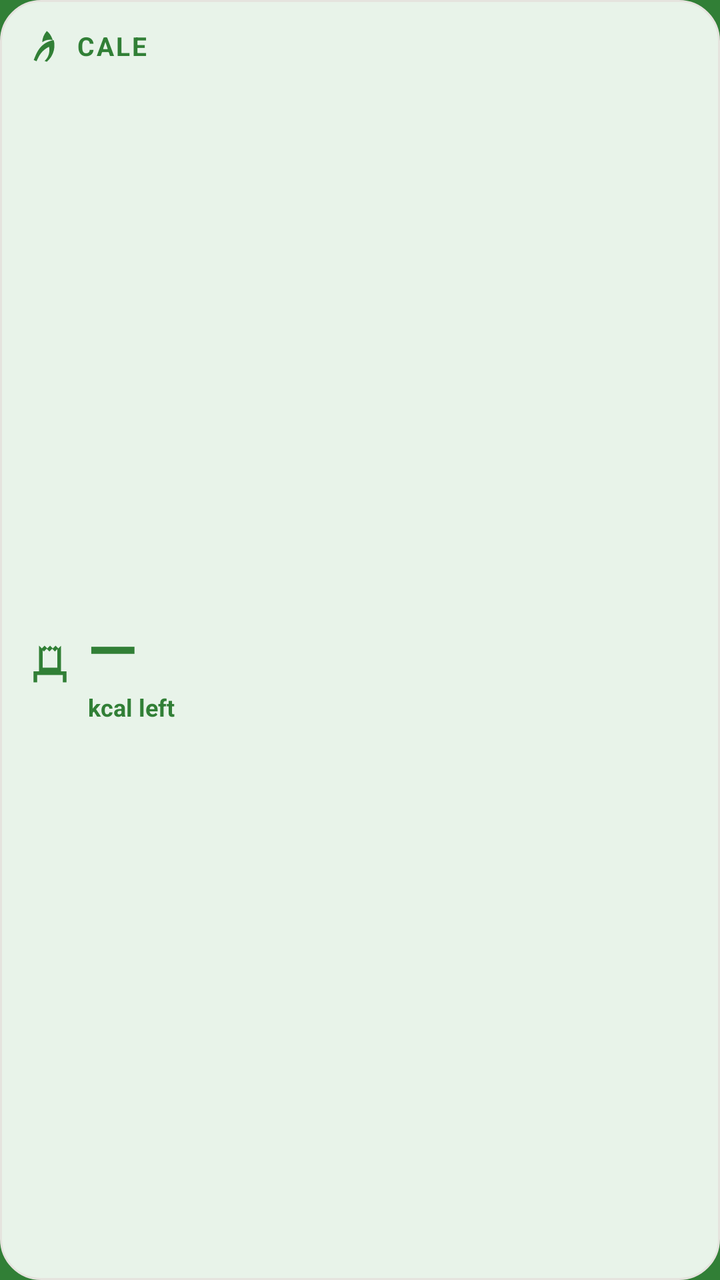
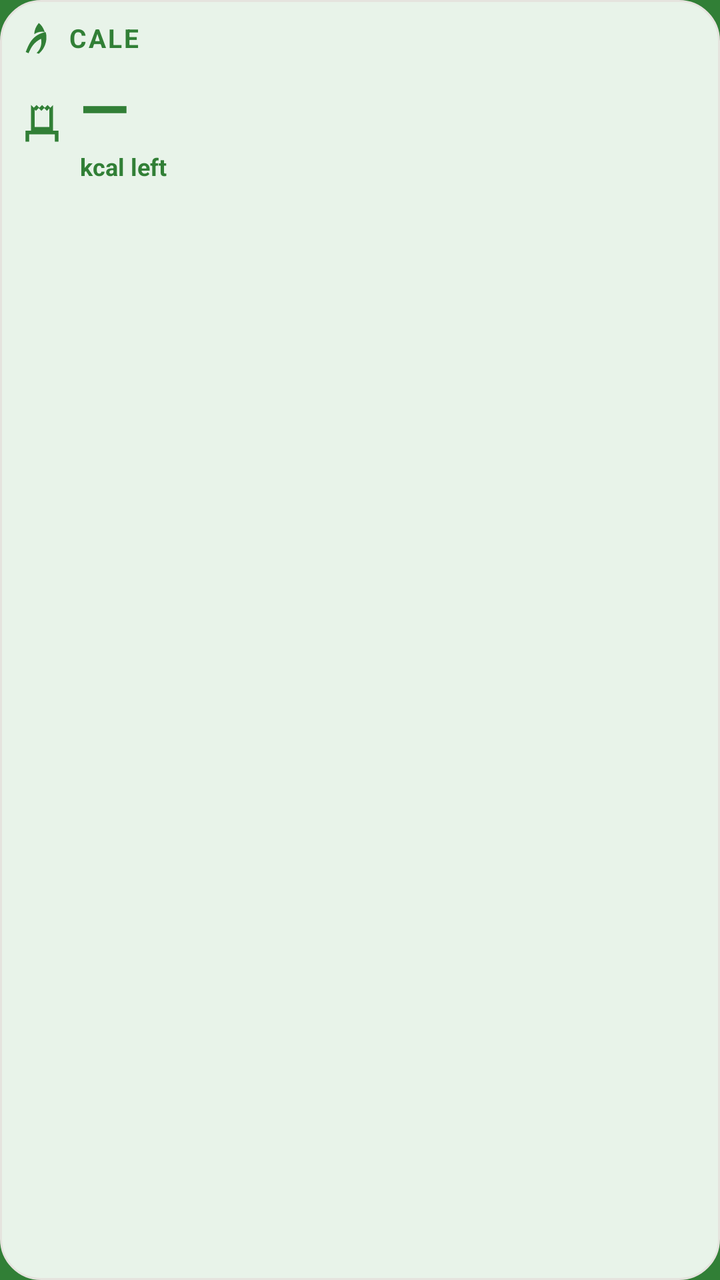

Compare the two renders of this Android layout. The source of the first and the diff that turns it into the second are given below.
<!-- AndroidManifest.xml: application theme AppTheme -->
<!-- res/layout/widget_cale_home.xml -->
<?xml version="1.0" encoding="utf-8"?>
<LinearLayout xmlns:android="http://schemas.android.com/apk/res/android"
    android:id="@+id/widget_root"
    android:layout_width="match_parent"
    android:layout_height="match_parent"
    android:background="@drawable/widget_background"
    android:orientation="vertical"
    android:padding="14dp">

    
    <LinearLayout
        android:layout_width="match_parent"
        android:layout_height="wrap_content"
        android:gravity="center_vertical"
        android:orientation="horizontal">

        <ImageView
            android:id="@+id/widget_brand_icon"
            android:layout_width="18dp"
            android:layout_height="18dp"
            android:contentDescription="@null"
            android:src="@drawable/ic_widget_leaf" />

        <TextView
            android:id="@+id/widget_brand"
            android:layout_width="0dp"
            android:layout_height="wrap_content"
            android:layout_marginStart="6dp"
            android:layout_weight="1"
            android:letterSpacing="0.08"
            android:text="@string/app_name"
            android:textColor="@color/brand_primary"
            android:textSize="13sp"
            android:textStyle="bold" />

        <TextView
            android:id="@+id/widget_date"
            android:layout_width="wrap_content"
            android:layout_height="wrap_content"
            android:textColor="@color/widget_stone"
            android:textSize="12sp" />
    </LinearLayout>

    
    <LinearLayout
        android:id="@+id/widget_main_row"
        android:layout_width="match_parent"
        android:layout_height="0dp"
        android:layout_marginTop="6dp"
        android:layout_weight="1"
        android:gravity="center_vertical"
        android:orientation="horizontal">

        
        <LinearLayout
            android:id="@+id/widget_hero_block"
            android:layout_width="0dp"
            android:layout_height="wrap_content"
            android:layout_weight="1"
            android:gravity="center_vertical"
            android:orientation="horizontal">

            <ImageView
                android:id="@+id/widget_hero_icon"
                android:layout_width="22dp"
                android:layout_height="22dp"
                android:layout_marginEnd="8dp"
                android:contentDescription="@null"
                android:src="@drawable/ic_widget_bowl" />

            <LinearLayout
                android:layout_width="0dp"
                android:layout_height="wrap_content"
                android:layout_weight="1"
                android:orientation="vertical">

                <TextView
                    android:id="@+id/widget_hero"
                    android:layout_width="match_parent"
                    android:layout_height="wrap_content"
                    android:maxLines="1"
                    android:text="—"
                    android:textColor="@color/brand_primary"
                    android:textSize="32sp"
                    android:textStyle="bold" />

                <TextView
                    android:id="@+id/widget_hero_sub"
                    android:layout_width="match_parent"
                    android:layout_height="wrap_content"
                    android:text="kcal left"
                    android:textColor="@color/brand_primary"
                    android:textSize="12sp"
                    android:textStyle="bold" />
            </LinearLayout>
        </LinearLayout>

        
        <LinearLayout
            android:id="@+id/widget_side_panel"
            android:layout_width="wrap_content"
            android:layout_height="wrap_content"
            android:layout_marginStart="10dp"
            android:background="@drawable/widget_side_panel"
            android:gravity="end"
            android:minWidth="120dp"
            android:orientation="vertical"
            android:paddingLeft="12dp"
            android:paddingTop="8dp"
            android:paddingRight="12dp"
            android:paddingBottom="8dp"
            android:visibility="gone">

            <LinearLayout
                android:layout_width="wrap_content"
                android:layout_height="wrap_content"
                android:layout_gravity="end"
                android:gravity="center_vertical"
                android:orientation="horizontal">

                <ImageView
                    android:layout_width="13dp"
                    android:layout_height="13dp"
                    android:contentDescription="@null"
                    android:src="@drawable/ic_widget_fork" />

                <TextView
                    android:id="@+id/widget_side_eaten"
                    android:layout_width="wrap_content"
                    android:layout_height="wrap_content"
                    android:layout_marginStart="4dp"
                    android:text="0 eaten"
                    android:textColor="@color/widget_ink"
                    android:textSize="12sp"
                    android:textStyle="bold" />
            </LinearLayout>

            <LinearLayout
                android:layout_width="wrap_content"
                android:layout_height="wrap_content"
                android:layout_gravity="end"
                android:layout_marginTop="4dp"
                android:gravity="center_vertical"
                android:orientation="horizontal">

                <ImageView
                    android:layout_width="13dp"
                    android:layout_height="13dp"
                    android:contentDescription="@null"
                    android:src="@drawable/ic_widget_flag" />

                <TextView
                    android:id="@+id/widget_side_target"
                    android:layout_width="wrap_content"
                    android:layout_height="wrap_content"
                    android:layout_marginStart="4dp"
                    android:text="0 target"
                    android:textColor="@color/widget_stone"
                    android:textSize="12sp" />
            </LinearLayout>

            <LinearLayout
                android:id="@+id/widget_side_streak_row"
                android:layout_width="wrap_content"
                android:layout_height="wrap_content"
                android:layout_gravity="end"
                android:layout_marginTop="6dp"
                android:background="@drawable/widget_streak_chip"
                android:gravity="center_vertical"
                android:orientation="horizontal"
                android:paddingLeft="8dp"
                android:paddingTop="3dp"
                android:paddingRight="8dp"
                android:paddingBottom="3dp"
                android:visibility="gone">

                <ImageView
                    android:layout_width="12dp"
                    android:layout_height="12dp"
                    android:contentDescription="@null"
                    android:src="@drawable/ic_widget_flame" />

                <TextView
                    android:id="@+id/widget_side_streak"
                    android:layout_width="wrap_content"
                    android:layout_height="wrap_content"
                    android:layout_marginStart="4dp"
                    android:textColor="@color/widget_ink"
                    android:textSize="11sp"
                    android:textStyle="bold" />
            </LinearLayout>
        </LinearLayout>
    </LinearLayout>

    
    <LinearLayout
        android:id="@+id/widget_meta_row"
        android:layout_width="match_parent"
        android:layout_height="wrap_content"
        android:layout_marginTop="8dp"
        android:gravity="center_vertical"
        android:orientation="horizontal"
        android:visibility="gone">

        <ImageView
            android:id="@+id/widget_eaten_icon"
            android:layout_width="14dp"
            android:layout_height="14dp"
            android:contentDescription="@null"
            android:src="@drawable/ic_widget_fork" />

        <TextView
            android:id="@+id/widget_eaten"
            android:layout_width="wrap_content"
            android:layout_height="wrap_content"
            android:layout_marginStart="4dp"
            android:text="0 eaten"
            android:textColor="@color/widget_stone"
            android:textSize="12sp" />

        <TextView
            android:layout_width="wrap_content"
            android:layout_height="wrap_content"
            android:layout_marginStart="8dp"
            android:layout_marginEnd="8dp"
            android:text="·"
            android:textColor="@color/widget_stone"
            android:textSize="12sp" />

        <ImageView
            android:id="@+id/widget_target_icon"
            android:layout_width="14dp"
            android:layout_height="14dp"
            android:contentDescription="@null"
            android:src="@drawable/ic_widget_flag" />

        <TextView
            android:id="@+id/widget_target"
            android:layout_width="wrap_content"
            android:layout_height="wrap_content"
            android:layout_marginStart="4dp"
            android:text="0 target"
            android:textColor="@color/widget_stone"
            android:textSize="12sp" />
    </LinearLayout>

    
    <LinearLayout
        android:id="@+id/widget_streak_row"
        android:layout_width="wrap_content"
        android:layout_height="wrap_content"
        android:layout_marginTop="8dp"
        android:background="@drawable/widget_streak_chip"
        android:gravity="center_vertical"
        android:orientation="horizontal"
        android:paddingLeft="8dp"
        android:paddingTop="4dp"
        android:paddingRight="10dp"
        android:paddingBottom="4dp"
        android:visibility="gone">

        <ImageView
            android:id="@+id/widget_streak_icon"
            android:layout_width="14dp"
            android:layout_height="14dp"
            android:contentDescription="@null"
            android:src="@drawable/ic_widget_flame" />

        <TextView
            android:id="@+id/widget_streak"
            android:layout_width="wrap_content"
            android:layout_height="wrap_content"
            android:layout_marginStart="4dp"
            android:textColor="@color/widget_ink"
            android:textSize="12sp"
            android:textStyle="bold" />
    </LinearLayout>
</LinearLayout>
<!-- resources referenced by this layout -->
<resources>
  <color name="brand_primary">#317F36</color>
  <color name="widget_ink">#1C1B19</color>
  <color name="widget_stone">#8A8680</color>
  <!-- drawable ic_widget_bowl (drawable) -->
  <?xml version="1.0" encoding="utf-8"?>
  <vector xmlns:android="http://schemas.android.com/apk/res/android"
      android:width="24dp"
      android:height="24dp"
      android:viewportWidth="24"
      android:viewportHeight="24">
      <path
          android:fillColor="#317F36"
          android:pathData="M19.5,3.5L18,2L16.5,3.5L15,2L13.5,3.5L12,2L10.5,3.5L9,2L7.5,3.5L6,2V16H3V22H5V18H19V22H21V16H18V2L19.5,3.5ZM16,14H8V4.5L8.7,5.2L10.2,3.7L11.7,5.2L13.2,3.7L14.7,5.2L16,3.9V14Z" />
  </vector>
  <!-- drawable ic_widget_flag (drawable) -->
  <?xml version="1.0" encoding="utf-8"?>
  <vector xmlns:android="http://schemas.android.com/apk/res/android"
      android:width="24dp"
      android:height="24dp"
      android:viewportWidth="24"
      android:viewportHeight="24">
      <path
          android:fillColor="#8A8680"
          android:pathData="M14.4,6L14,4H5V21H7V14H12.6L13,16H20V6H14.4ZM18,14H14.4L14,12H7V6H12.6L13,8H18V14Z" />
  </vector>
  <!-- drawable ic_widget_fork (drawable) -->
  <?xml version="1.0" encoding="utf-8"?>
  <vector xmlns:android="http://schemas.android.com/apk/res/android"
      android:width="24dp"
      android:height="24dp"
      android:viewportWidth="24"
      android:viewportHeight="24">
      <path
          android:fillColor="#8A8680"
          android:pathData="M11,9H9V2H7V9H5V2H3V9C3,11.12 4.66,12.84 6.75,12.97V22H9.25V12.97C11.34,12.84 13,11.12 13,9V2H11V9Z" />
      <path
          android:fillColor="#8A8680"
          android:pathData="M16,6V14H18.5V22H21V2C18.24,2 16,4.24 16,6Z" />
  </vector>
  <!-- drawable widget_background (drawable) -->
  <?xml version="1.0" encoding="utf-8"?>
  <shape xmlns:android="http://schemas.android.com/apk/res/android"
      android:shape="rectangle">
      <solid android:color="@color/widget_bg" />
      <corners android:radius="20dp" />
      <stroke
          android:width="1dp"
          android:color="@color/widget_line" />
  </shape>
  <!-- drawable widget_side_panel (drawable) -->
  <?xml version="1.0" encoding="utf-8"?>
  <shape xmlns:android="http://schemas.android.com/apk/res/android"
      android:shape="rectangle">
      <solid android:color="#CCFFFFFF" />
      <corners android:radius="14dp" />
  </shape>
  <!-- drawable widget_streak_chip (drawable) -->
  <?xml version="1.0" encoding="utf-8"?>
  <shape xmlns:android="http://schemas.android.com/apk/res/android"
      android:shape="rectangle">
      <solid android:color="@color/widget_saffron_mute" />
      <corners android:radius="999dp" />
  </shape>
  <string name="app_name">CALE</string>
  <style name="AppTheme" parent="Theme.AppCompat.Light.NoActionBar">
          
          <item name="android:editTextBackground">@drawable/rn_edit_text_material</item>
          <item name="android:statusBarColor">@android:color/white</item>
          <item name="android:windowLightStatusBar">true</item>
          <item name="android:windowBackground">@drawable/splash_screen</item>
      </style>
  <color name="widget_bg">#E8F3E9</color>
  <color name="widget_line">#E5E3DE</color>
  <color name="widget_saffron_mute">#F8F0D8</color>
  <!-- drawable splash_screen (drawable) -->
  <?xml version="1.0" encoding="utf-8"?>
  <layer-list xmlns:android="http://schemas.android.com/apk/res/android">
      <item android:drawable="@color/splash_background" />
      <item
          android:width="160dp"
          android:height="160dp"
          android:gravity="center"
          android:drawable="@mipmap/ic_launcher_foreground" />
  </layer-list>
  <color name="splash_background">#317F36</color>
  <!-- unchanged entries left out for length: 3 -->
</resources>

<!-- the commit's change to res/layout/widget_cale_home.xml (unified diff, before → after) -->
@@ -5,7 +5,7 @@
     android:layout_height="match_parent"
     android:background="@drawable/widget_background"
     android:orientation="vertical"
-    android:padding="14dp">
+    android:padding="10dp">
 
     
     <LinearLayout
@@ -45,10 +45,9 @@
     <LinearLayout
         android:id="@+id/widget_main_row"
         android:layout_width="match_parent"
-        android:layout_height="0dp"
-        android:layout_marginTop="6dp"
-        android:layout_weight="1"
-        android:gravity="center_vertical"
+        android:layout_height="wrap_content"
+        android:layout_marginTop="4dp"
+        android:gravity="start|center_vertical"
         android:orientation="horizontal">
 
         
@@ -57,7 +56,7 @@
             android:layout_width="0dp"
             android:layout_height="wrap_content"
             android:layout_weight="1"
-            android:gravity="center_vertical"
+            android:gravity="start|center_vertical"
             android:orientation="horizontal">
 
             <ImageView
@@ -72,12 +71,14 @@
                 android:layout_width="0dp"
                 android:layout_height="wrap_content"
                 android:layout_weight="1"
+                android:gravity="start"
                 android:orientation="vertical">
 
                 <TextView
                     android:id="@+id/widget_hero"
                     android:layout_width="match_parent"
                     android:layout_height="wrap_content"
+                    android:gravity="start"
                     android:maxLines="1"
                     android:text="—"
                     android:textColor="@color/brand_primary"
@@ -88,6 +89,7 @@
                     android:id="@+id/widget_hero_sub"
                     android:layout_width="match_parent"
                     android:layout_height="wrap_content"
+                    android:gravity="start"
                     android:text="kcal left"
                     android:textColor="@color/brand_primary"
                     android:textSize="12sp"
@@ -100,10 +102,11 @@
             android:id="@+id/widget_side_panel"
             android:layout_width="wrap_content"
             android:layout_height="wrap_content"
-            android:layout_marginStart="10dp"
+            android:layout_gravity="end|center_vertical"
+            android:layout_marginStart="8dp"
             android:background="@drawable/widget_side_panel"
             android:gravity="end"
-            android:minWidth="120dp"
+            android:minWidth="88dp"
             android:orientation="vertical"
             android:paddingLeft="12dp"
             android:paddingTop="8dp"
